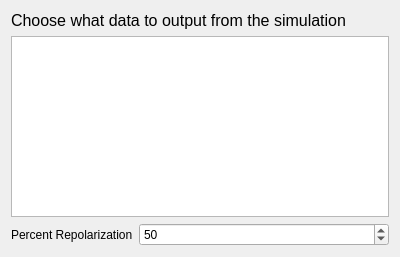
This is src/LongQtMain/mvarmenu.ui in hundlab/LongQt as Qt 5 draws it before an edit. The edited form follows.
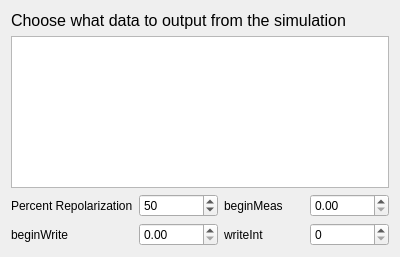
This is the edited form.

Commit message: added proto::pars settings to mvarmenu and pvarmenu

```diff
--- a/src/LongQtMain/mvarmenu.ui
+++ b/src/LongQtMain/mvarmenu.ui
@@ -13,9 +13,36 @@
   <property name="windowTitle">
    <string>MvarMenu</string>
   </property>
-  <layout class="QVBoxLayout" name="verticalLayout">
-   <item>
-    <widget class="QLabel" name="label">
+  <layout class="QGridLayout" name="gridLayout">
+   <item row="2" column="2">
+    <widget class="QLabel" name="beginMeasLabel">
+     <property name="text">
+      <string>beginMeas</string>
+     </property>
+    </widget>
+   </item>
+   <item row="2" column="1">
+    <widget class="QSpinBox" name="percrepolBox">
+     <property name="maximum">
+      <number>100</number>
+     </property>
+     <property name="value">
+      <number>50</number>
+     </property>
+    </widget>
+   </item>
+   <item row="2" column="0">
+    <widget class="QLabel" name="percrepolLabel">
+     <property name="toolTip">
+      <string>Measurements are all recorded once per beat. Measurment begins at the minimum voltage and contiunes until percent repolarization is reached. If it is set to 0% measurement will stop directly after the maxium. If 100% is set it will attempt to find the next minium. Typical values are 50%, 75% and 90%.</string>
+     </property>
+     <property name="text">
+      <string>Percent Repolarization</string>
+     </property>
+    </widget>
+   </item>
+   <item row="0" column="0" colspan="4">
+    <widget class="QLabel" name="descriptionLabel">
      <property name="font">
       <font>
        <pointsize>12</pointsize>
@@ -26,7 +53,7 @@
      </property>
     </widget>
    </item>
-   <item>
+   <item row="1" column="0" colspan="4">
     <widget class="QTreeView" name="measView">
      <property name="sortingEnabled">
       <bool>true</bool>
@@ -42,29 +69,28 @@
      </attribute>
     </widget>
    </item>
-   <item>
-    <layout class="QFormLayout" name="optionsLayout">
-     <item row="1" column="1">
-      <widget class="QSpinBox" name="percrepolBox">
-       <property name="maximum">
-        <number>100</number>
-       </property>
-       <property name="value">
-        <number>50</number>
-       </property>
-      </widget>
-     </item>
-     <item row="1" column="0">
-      <widget class="QLabel" name="percrepolLabel">
-       <property name="toolTip">
-        <string>Measurements are all recorded once per beat. Measurment begins at the minimum voltage and contiunes until percent repolarization is reached. If it is set to 0% measurement will stop directly after the maxium. If 100% is set it will attempt to find the next minium. Typical values are 50%, 75% and 90%.</string>
-       </property>
-       <property name="text">
-        <string>Percent Repolarization</string>
-       </property>
-      </widget>
-     </item>
-    </layout>
+   <item row="2" column="3">
+    <widget class="QDoubleSpinBox" name="beginMeasSpinBox"/>
+   </item>
+   <item row="3" column="0">
+    <widget class="QLabel" name="beginWriteLabel">
+     <property name="text">
+      <string>beginWrite</string>
+     </property>
+    </widget>
+   </item>
+   <item row="3" column="1">
+    <widget class="QDoubleSpinBox" name="beginWriteSpinBox"/>
+   </item>
+   <item row="3" column="2">
+    <widget class="QLabel" name="writeIntLabel">
+     <property name="text">
+      <string>writeInt</string>
+     </property>
+    </widget>
+   </item>
+   <item row="3" column="3">
+    <widget class="QSpinBox" name="writeIntSpinBox"/>
    </item>
   </layout>
  </widget>
```
The commit also changes 9 other files.
